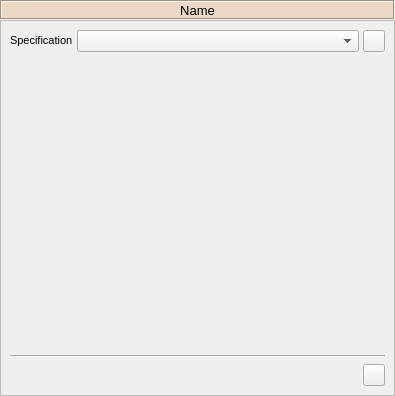
First picture: the form in spine_items/data_transformer/ui/data_transformer_properties.ui, repository spine-tools/spine-items, before the edit.
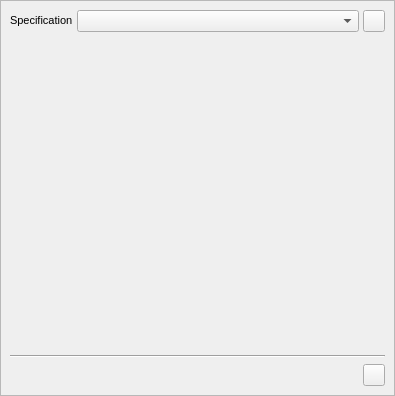
Second picture: the form after the edit. Icons and pictures are not drawn.

Commit message: Add icon and color to the name label in item properties

Diff of the .ui file:
```diff
--- a/spine_items/data_transformer/ui/data_transformer_properties.ui
+++ b/spine_items/data_transformer/ui/data_transformer_properties.ui
@@ -41,53 +41,6 @@
    <property name="bottomMargin">
     <number>0</number>
    </property>
-   <item>
-    <widget class="QLabel" name="label_item_name">
-     <property name="sizePolicy">
-      <sizepolicy hsizetype="Preferred" vsizetype="Fixed">
-       <horstretch>0</horstretch>
-       <verstretch>0</verstretch>
-      </sizepolicy>
-     </property>
-     <property name="minimumSize">
-      <size>
-       <width>0</width>
-       <height>20</height>
-      </size>
-     </property>
-     <property name="maximumSize">
-      <size>
-       <width>16777215</width>
-       <height>20</height>
-      </size>
-     </property>
-     <property name="font">
-      <font>
-       <pointsize>10</pointsize>
-       <weight>50</weight>
-       <bold>false</bold>
-      </font>
-     </property>
-     <property name="styleSheet">
-      <string notr="true">background-color: #ecd8c6;</string>
-     </property>
-     <property name="frameShape">
-      <enum>QFrame::Box</enum>
-     </property>
-     <property name="frameShadow">
-      <enum>QFrame::Sunken</enum>
-     </property>
-     <property name="text">
-      <string>Name</string>
-     </property>
-     <property name="alignment">
-      <set>Qt::AlignCenter</set>
-     </property>
-     <property name="wordWrap">
-      <bool>true</bool>
-     </property>
-    </widget>
-   </item>
    <item>
     <widget class="QScrollArea" name="scrollArea_4">
      <property name="widgetResizable">
@@ -99,7 +52,7 @@
         <x>0</x>
         <y>0</y>
         <width>393</width>
-        <height>374</height>
+        <height>394</height>
        </rect>
       </property>
       <layout class="QVBoxLayout" name="verticalLayout_2">
```
The commit also changes 38 other files.
